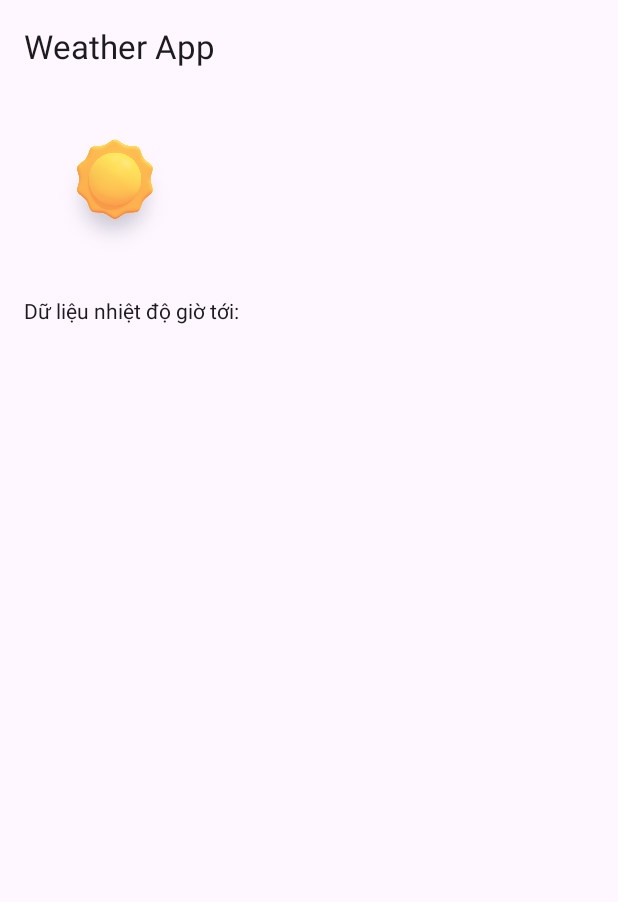
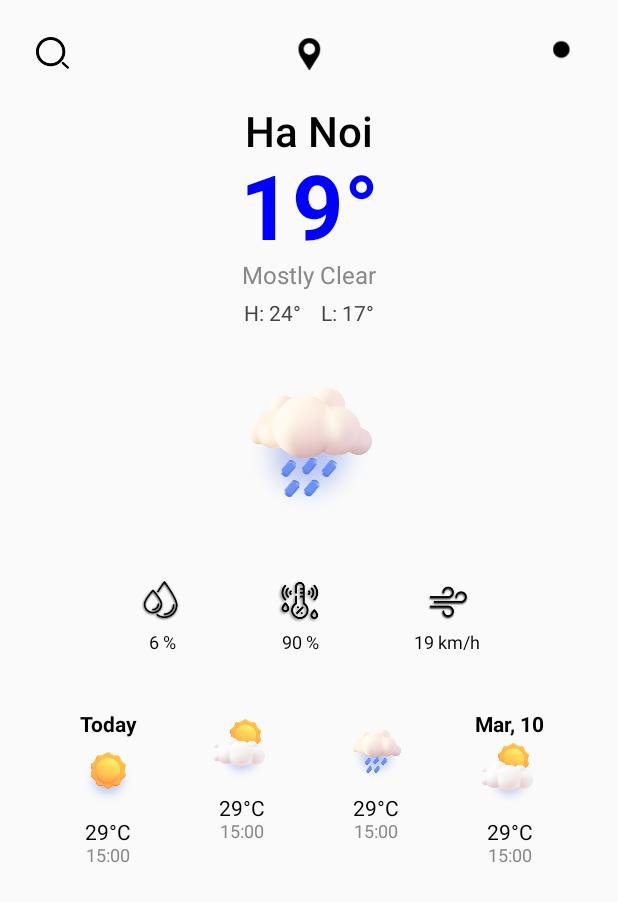
Before and after one commit to Linhchi162/WeatherApp, an Android app built with Jetpack Compose: the screen it shows after launch (MainActivity), on a phone screen of 412 x 824 dp. Shown: the top 902 px of the screen. Run offline under Robolectric (Android 15) with nearby library versions, the phone set to English and light mode, and no system bars.

Commit message:
main page update

```diff
--- a/app/src/main/java/com/example/weatherapp/MainActivity.kt
+++ b/app/src/main/java/com/example/weatherapp/MainActivity.kt
@@ -20,49 +20,139 @@ import androidx.compose.foundation.lazy.LazyColumn
 import androidx.compose.foundation.lazy.items
 import androidx.compose.material3.*
 import androidx.compose.runtime.*
+import androidx.compose.ui.Alignment
+import androidx.compose.ui.graphics.Color
 import androidx.compose.ui.res.painterResource
+import androidx.compose.ui.text.font.FontWeight
 import androidx.lifecycle.viewmodel.compose.viewModel
 import androidx.compose.ui.unit.dp
+import androidx.compose.ui.unit.sp
 
 class MainActivity : ComponentActivity() {
     override fun onCreate(savedInstanceState: Bundle?) {
         super.onCreate(savedInstanceState)
         setContent {
-            WeatherScreen()
+            WeatherMainScreen()
         }
     }
 }
 
 @OptIn(ExperimentalMaterial3Api::class)
 @Composable
-fun WeatherScreen(viewModel: WeatherViewModel = viewModel()) {
-    val temperatures = viewModel.temperatureList
+fun WeatherMainScreen() {
+    Column(
+        modifier = Modifier
+            .fillMaxSize()
+            .padding(24.dp),
+        horizontalAlignment = Alignment.CenterHorizontally
+    ) {
+        // Vị trí và icon mây sét
+        Row(
+            verticalAlignment = Alignment.CenterVertically,
+            horizontalArrangement = Arrangement.SpaceBetween,
+            modifier = Modifier.fillMaxWidth()
+        ) {
+            Icon(
+                painter = painterResource(id = R.drawable.kinh_lup),
+                contentDescription = null,
+                modifier = Modifier.size(24.dp)
+            )
+            Icon(
+                painter = painterResource(id = R.drawable.gps),
+                contentDescription = null,
+                modifier = Modifier.size(24.dp)
+            )
+            Icon(
+                painter = painterResource(id = R.drawable.blue_dot),
+                contentDescription = null,
+                modifier = Modifier.size(24.dp)
+            )
+        }
 
-    LaunchedEffect(Unit) {
-        viewModel.fetchWeather()
-    }
+        Spacer(modifier = Modifier.height(24.dp))
 
-    Scaffold(
-        topBar = {
-            TopAppBar(title = { Text("Weather App") })
+        Text("Ha Noi", fontSize = 28.sp, fontWeight = FontWeight.Medium)
+        Text("19°", fontSize = 60.sp, fontWeight = FontWeight.Bold, color = Color.Blue)
+        Text("Mostly Clear", fontSize = 16.sp, color = Color.Gray)
+        Spacer(modifier = Modifier.height(8.dp))
+        Text("H: 24°    L: 17°", fontSize = 14.sp, color = Color.DarkGray)
+
+        Spacer(modifier = Modifier.height(24.dp))
+        Image(
+            painter = painterResource(id = R.drawable.raining),
+            contentDescription = null,
+            modifier = Modifier.size(120.dp)
+        )
+
+        Spacer(modifier = Modifier.height(24.dp))
+
+        // Hàng chỉ số độ ẩm, cảm nhận, gió
+        Row(
+            modifier = Modifier
+                .fillMaxWidth()
+                .padding(horizontal = 8.dp),
+            horizontalArrangement = Arrangement.SpaceEvenly,
+            verticalAlignment = Alignment.CenterVertically
+        ) {
+            InfoItem(R.drawable.rain_drop, "6 %")
+            InfoItem(R.drawable.humidity, "90 %")
+            InfoItem(R.drawable.wind_speed, "19 km/h")
         }
-    ) { padding ->
-        Column(modifier = Modifier.padding(padding).padding(16.dp)) {
-            Image(
-                painter = painterResource(id = R.drawable.sunny),
-                contentDescription = "Icon thời tiết",
-                modifier = Modifier
-                    .size(120.dp)
-                    .padding(bottom = 16.dp)
-            )
-            Text("Dữ liệu nhiệt độ giờ tới:")
-            Spacer(modifier = Modifier.height(8.dp))
-            LazyColumn {
-                items(temperatures) { temp ->
-                    Text(text = "Nhiệt độ: $temp°C", style = MaterialTheme.typography.bodyLarge)
-                    HorizontalDivider()
-                }
-            }
+
+        Spacer(modifier = Modifier.height(24.dp))
+
+        // Dự báo hôm nay và ngày mai
+        Row(
+            modifier = Modifier
+                .fillMaxWidth()
+                .padding(8.dp),
+            horizontalArrangement = Arrangement.SpaceBetween
+        ) {
+            ForecastItem("Today", "29°C", "15:00", R.drawable.sunny)
+            ForecastItem("", "29°C", "15:00", R.drawable.cloudy_with_sun)
+            ForecastItem("", "29°C", "15:00", R.drawable.raining)
+            ForecastItem("Mar, 10", "29°C", "15:00", R.drawable.cloudy_with_sun)
         }
     }
 }
+
+@Composable
+fun InfoItem(iconId: Int, text: String) {
+    Column(horizontalAlignment = Alignment.CenterHorizontally) {
+        Icon(
+            painter = painterResource(id = iconId),
+            contentDescription = null,
+            modifier = Modifier.size(32.dp)
+        )
+        Spacer(modifier = Modifier.height(4.dp))
+        Text(text, fontSize = 12.sp)
+    }
+}
+
+@Composable
+fun ForecastItem(day: String, temp: String, time: String, iconId: Int) {
+    Column(
+        horizontalAlignment = Alignment.CenterHorizontally,
+        modifier = Modifier
+            .padding(8.dp)
+            .width(64.dp)
+            .wrapContentHeight()
+    ) {
+        if (day.isNotEmpty()) Text(day, fontWeight = FontWeight.Bold, fontSize = 14.sp)
+        Spacer(modifier = Modifier.height(4.dp))
+        Image(
+            painter = painterResource(id = iconId),
+            contentDescription = null,
+            modifier = Modifier.size(48.dp)
+        )
+        Spacer(modifier = Modifier.height(4.dp))
+        Text(temp, fontSize = 14.sp)
+        Text(time, fontSize = 12.sp, color = Color.Gray)
+    }
+}
+
+@Preview(showBackground = true)
+@Composable
+fun WeatherScreenPreview() {
+    WeatherMainScreen()
+}
```
Also changed, not shown: app/src/main/res/drawable/blue_dot.png (added), app/src/main/res/drawable/cloudy_with_sun.png (added), app/src/main/res/drawable/gps.png (added), app/src/main/res/drawable/humidity.png (added), app/src/main/res/drawable/kinh_lup.png (added), app/src/main/res/drawable/rain_drop.png (added), app/src/main/res/drawable/raining.png (added), app/src/main/res/drawable/sunny.png, app/src/main/res/drawable/wind_speed.png (added).
